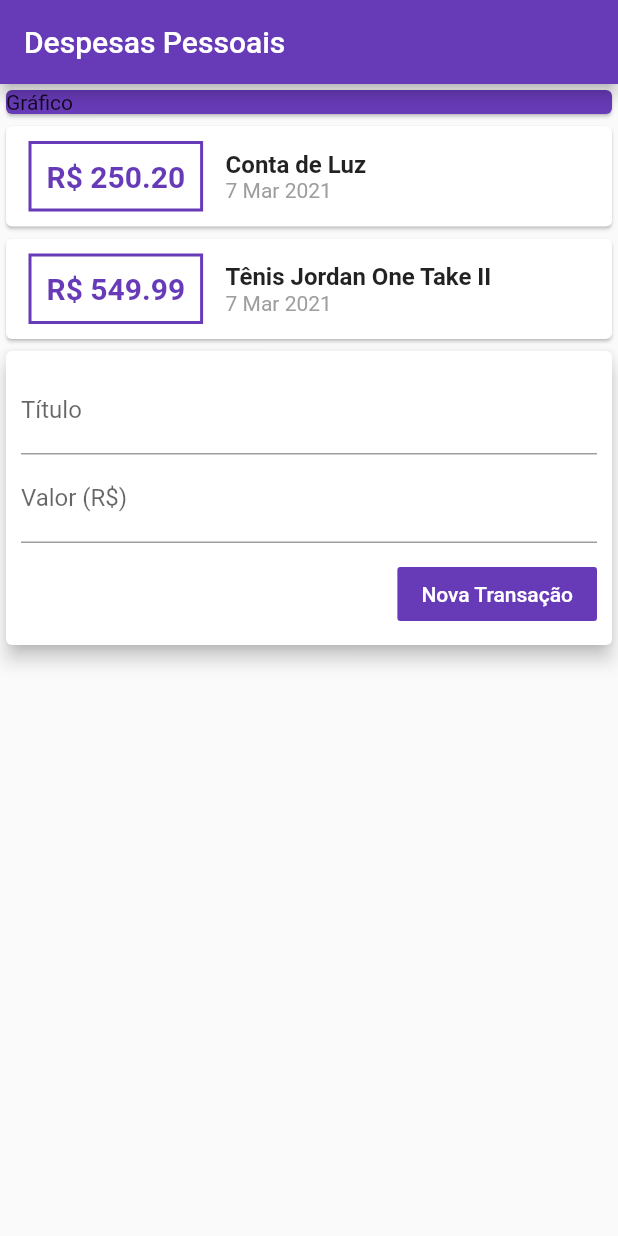
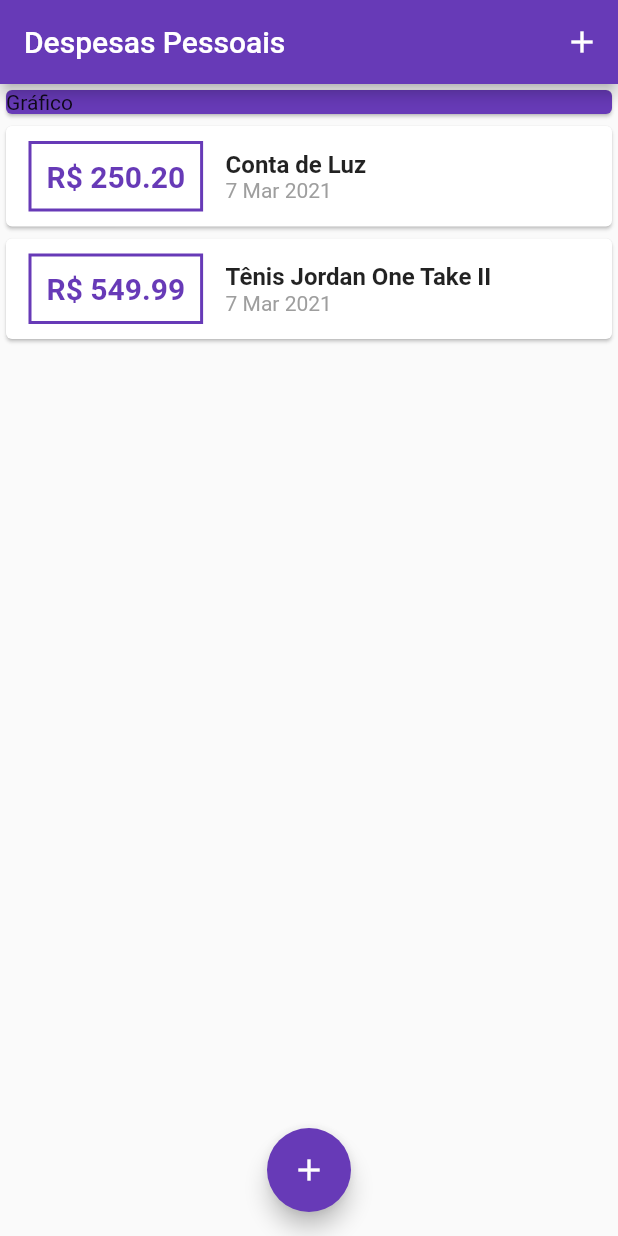
Before and after one commit to IkeSZ/expenses-app, a Flutter app: the screen it shows after launch, on a phone screen of 412 x 824 dp. Run offline on Flutter 3.47's test engine with Material 2 defaults, Android fonts, the phone set to English and light mode, and no system bars.

Commit message:
Removed TransactionUser, added modal button to open TransactionForm and added theme

```diff
--- a/lib/components/transactionList.dart
+++ b/lib/components/transactionList.dart
@@ -11,8 +11,14 @@ class TransactionList extends StatelessWidget {
 
   @override
   Widget build(BuildContext ctx) {
-    return Column(
-      children: transactions.map((transaction) {
+    return Container(
+      height: 600,
+
+      child: ListView.builder(
+        itemCount: transactions.length,
+        itemBuilder: (_, index) {
+          final transaction = transactions[index];
+
           return Card(
             child: Row(
               children: <Widget>[
@@ -22,7 +28,7 @@ class TransactionList extends StatelessWidget {
 
                   decoration: BoxDecoration(
                       border: Border.all(
-                      color: Colors.deepPurple,
+                        color: Theme.of(ctx).primaryColor,
 
                         width: 2,
                       )
@@ -30,7 +36,7 @@ class TransactionList extends StatelessWidget {
 
                   child: Text(
                       'R\$ ${transaction.value.toStringAsFixed(2)}',
-                    style: TextStyle(fontWeight: FontWeight.bold, fontSize: 20, color: Colors.deepPurple)
+                      style: TextStyle(fontWeight: FontWeight.bold, fontSize: 20, color: Theme.of(ctx).primaryColor)
                   ),
                 ),
 
@@ -45,7 +51,8 @@ class TransactionList extends StatelessWidget {
               ],
             ),
           );
-      }).toList(),
+        },
+      ),
     );
   }
 }
--- a/lib/components/transactionUser.dart
+++ /dev/null
@@ -1,30 +0,0 @@
-import 'package:flutter/material.dart';
-
-// Models
-import '../models/transactions.dart';
-
-// Components
-import 'package:expenses_app/components/transactionList.dart';
-import 'package:expenses_app/components/transactionForm.dart';
-
-class _TransactionUserState extends State<TransactionUser> {
-  final _transactions = [
-    Transactions(id: 't1', title: 'Conta de Luz', value: 250.20, date: DateTime.now()),
-    Transactions(id: 't2', title: 'Tênis Jordan One Take II', value: 549.99, date: DateTime.now()),
-  ];
-
-  @override
-  Widget build(BuildContext ctx) {
-    return Column(
-      children: [
-        TransactionList(_transactions),
-        TransactionForm(),
-      ],
-    );
-  }
-}
-
-class TransactionUser extends StatefulWidget {
-  @override
-  _TransactionUserState createState() => _TransactionUserState();
-}
--- a/lib/main.dart
+++ b/lib/main.dart
@@ -1,7 +1,12 @@
 import 'package:flutter/material.dart';
+import 'dart:math';
 
 // Components
-import './components/transactionUser.dart';
+import './components/transactionForm.dart';
+import './components/transactionList.dart';
+
+// Models
+import './models/transactions.dart';
 
 void main() => runApp(ExpensesApp());
 
@@ -10,16 +15,56 @@ class ExpensesApp extends StatelessWidget {
   Widget build(BuildContext ctx) {
     return MaterialApp(
       home: MyHomePage(),
+      theme: ThemeData(
+        primarySwatch: Colors.deepPurple,
+      ),
     );
   }
 }
 
-class MyHomePage extends StatelessWidget {
+class MyHomePage extends StatefulWidget {
+  @override
+  _MyHomePageState createState() => _MyHomePageState();
+}
+
+class _MyHomePageState extends State<MyHomePage>  {
+  final _transactions = [
+    Transactions(id: 't1', title: 'Conta de Luz', value: 250.20, date: DateTime.now()),
+    Transactions(id: 't2', title: 'Tênis Jordan One Take II', value: 549.99, date: DateTime.now()),
+  ];
+
+  _addNewTransaction(String title, double value) {
+    final newTransaction = Transactions(
+      id: Random().nextDouble().toString(),
+      title: title,
+      value: value,
+      date: DateTime.now()
+    );
+
+    setState(() {
+      _transactions.add(newTransaction);
+    });
+
+    Navigator.of(context).pop();
+  }
+
+  _openTransactionFormModal(BuildContext ctx) {
+    showModalBottomSheet(context: ctx, builder: (context) {
+      return TransactionForm(onSubmit: _addNewTransaction);
+    });
+  }
+
   @override
   Widget build(BuildContext ctx) {
     return Scaffold(
-      appBar: AppBar(title: Text('Despesas Pessoais'), backgroundColor: Colors.deepPurple),
-      body: Column(
+      appBar: AppBar(title: Text('Despesas Pessoais'), actions: <Widget>[
+        IconButton(
+          icon: Icon(Icons.add),
+          onPressed: () => _openTransactionFormModal(ctx),
+        )
+      ],),
+      body: SingleChildScrollView(
+        child: Column(
           crossAxisAlignment: CrossAxisAlignment.stretch,
 
           children: <Widget>[
@@ -29,10 +74,16 @@ class MyHomePage extends StatelessWidget {
                 child: Text('Gráfico'),
               ),
             ),
-
-          TransactionUser(),
+            TransactionList(_transactions),
           ],
         ),
+      ),
+
+      floatingActionButton: FloatingActionButton(
+        child: Icon(Icons.add, color: Colors.white),
+        onPressed: () => _openTransactionFormModal(ctx),
+      ),
+      floatingActionButtonLocation: FloatingActionButtonLocation.centerFloat,
     );
   }
 }
```
Also changed, not shown: lib/components/transactionForm.dart (+27 -2 lines). Lines whose indentation alone changed are shown as unchanged.
